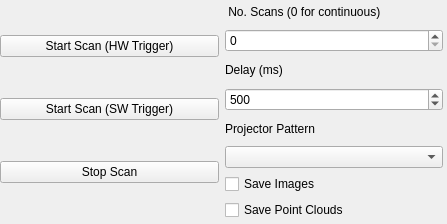
Qt form core/sl_sensor_rqt_guis/sl_sensor_scanning_gui/resource/Scanning.ui (ethz-asl/sl_sensor) before a commit.
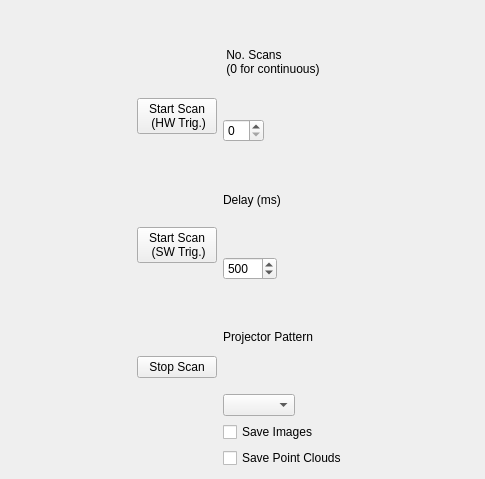
The same form after that commit.

```diff
--- a/core/sl_sensor_rqt_guis/sl_sensor_scanning_gui/resource/Scanning.ui
+++ b/core/sl_sensor_rqt_guis/sl_sensor_scanning_gui/resource/Scanning.ui
@@ -6,22 +6,21 @@
    <rect>
     <x>0</x>
     <y>0</y>
-    <width>447</width>
-    <height>224</height>
+    <width>485</width>
+    <height>479</height>
    </rect>
   </property>
+  <property name="sizePolicy">
+   <sizepolicy hsizetype="Maximum" vsizetype="Maximum">
+    <horstretch>0</horstretch>
+    <verstretch>0</verstretch>
+   </sizepolicy>
+  </property>
   <property name="windowTitle">
    <string>Form</string>
   </property>
-  <widget class="QWidget" name="horizontalLayoutWidget">
-   <property name="geometry">
-    <rect>
-     <x>0</x>
-     <y>0</y>
-     <width>443</width>
-     <height>220</height>
-    </rect>
-   </property>
+  <layout class="QHBoxLayout" name="horizontalLayout_2">
+   <item>
    <layout class="QHBoxLayout" name="horizontalLayout">
     <item>
      <layout class="QVBoxLayout" name="verticalLayout">
@@ -31,33 +30,35 @@
       <item>
        <widget class="QPushButton" name="startScanHWTrigger">
         <property name="sizePolicy">
-         <sizepolicy hsizetype="Minimum" vsizetype="Fixed">
+          <sizepolicy hsizetype="Maximum" vsizetype="Maximum">
           <horstretch>0</horstretch>
           <verstretch>0</verstretch>
          </sizepolicy>
         </property>
         <property name="text">
-         <string>Start Scan (HW Trigger)</string>
+          <string>Start Scan 
+ (HW Trig.)</string>
         </property>
        </widget>
       </item>
       <item>
        <widget class="QPushButton" name="startScanSWTrigger">
         <property name="sizePolicy">
-         <sizepolicy hsizetype="Minimum" vsizetype="Fixed">
+          <sizepolicy hsizetype="Maximum" vsizetype="Maximum">
           <horstretch>0</horstretch>
           <verstretch>0</verstretch>
          </sizepolicy>
         </property>
         <property name="text">
-         <string>Start Scan (SW Trigger)</string>
+          <string>Start Scan
+ (SW Trig.)</string>
         </property>
        </widget>
       </item>
       <item>
        <widget class="QPushButton" name="stopScan">
         <property name="sizePolicy">
-         <sizepolicy hsizetype="Minimum" vsizetype="Fixed">
+          <sizepolicy hsizetype="Maximum" vsizetype="Maximum">
           <horstretch>0</horstretch>
           <verstretch>0</verstretch>
          </sizepolicy>
@@ -74,12 +75,20 @@
       <item>
        <widget class="QLabel" name="label">
         <property name="text">
-         <string> No. Scans (0 for continuous)</string>
+          <string> No. Scans 
+ (0 for continuous)</string>
         </property>
        </widget>
       </item>
       <item>
-       <widget class="QSpinBox" name="numberScans"/>
+        <widget class="QSpinBox" name="numberScans">
+         <property name="sizePolicy">
+          <sizepolicy hsizetype="Maximum" vsizetype="Maximum">
+           <horstretch>0</horstretch>
+           <verstretch>0</verstretch>
+          </sizepolicy>
+         </property>
+        </widget>
       </item>
       <item>
        <widget class="QLabel" name="label_2">
@@ -90,6 +99,12 @@
       </item>
       <item>
        <widget class="QSpinBox" name="delayMs">
+         <property name="sizePolicy">
+          <sizepolicy hsizetype="Maximum" vsizetype="Maximum">
+           <horstretch>0</horstretch>
+           <verstretch>0</verstretch>
+          </sizepolicy>
+         </property>
         <property name="maximum">
          <number>5000</number>
         </property>
@@ -109,10 +124,23 @@
        </widget>
       </item>
       <item>
-       <widget class="QComboBox" name="projectorPatternCombo"/>
+        <widget class="QComboBox" name="projectorPatternCombo">
+         <property name="sizePolicy">
+          <sizepolicy hsizetype="Maximum" vsizetype="Maximum">
+           <horstretch>0</horstretch>
+           <verstretch>0</verstretch>
+          </sizepolicy>
+         </property>
+        </widget>
       </item>
       <item>
        <widget class="QCheckBox" name="saveImages">
+         <property name="sizePolicy">
+          <sizepolicy hsizetype="Maximum" vsizetype="Maximum">
+           <horstretch>0</horstretch>
+           <verstretch>0</verstretch>
+          </sizepolicy>
+         </property>
         <property name="text">
          <string>Save Images</string>
         </property>
@@ -120,6 +148,12 @@
       </item>
       <item>
        <widget class="QCheckBox" name="savePointClouds">
+         <property name="sizePolicy">
+          <sizepolicy hsizetype="Maximum" vsizetype="Maximum">
+           <horstretch>0</horstretch>
+           <verstretch>0</verstretch>
+          </sizepolicy>
+         </property>
         <property name="text">
          <string>Save Point Clouds</string>
         </property>
@@ -128,7 +162,8 @@
      </layout>
     </item>
    </layout>
-  </widget>
+   </item>
+  </layout>
  </widget>
  <resources/>
  <connections/>
```
Lines whose indentation alone changed are shown as unchanged.
